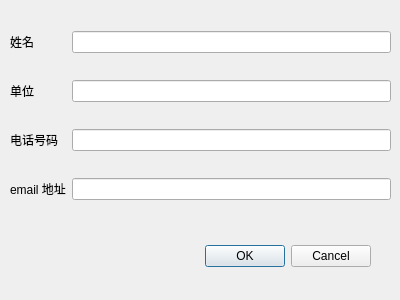
Qt form contactdialog.ui (suxil/qt-contact-sys) before a commit.
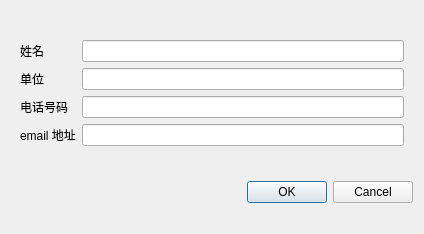
The same form after that commit.

```diff
--- a/contactdialog.ui
+++ b/contactdialog.ui
@@ -6,37 +6,21 @@
    <rect>
     <x>0</x>
     <y>0</y>
-    <width>400</width>
-    <height>300</height>
+    <width>424</width>
+    <height>234</height>
    </rect>
   </property>
   <property name="windowTitle">
    <string>Dialog</string>
   </property>
-  <widget class="QDialogButtonBox" name="buttonBox">
-   <property name="geometry">
-    <rect>
-     <x>30</x>
-     <y>240</y>
-     <width>341</width>
-     <height>32</height>
-    </rect>
-   </property>
-   <property name="orientation">
-    <enum>Qt::Horizontal</enum>
-   </property>
-   <property name="standardButtons">
-    <set>QDialogButtonBox::Cancel|QDialogButtonBox::Ok</set>
-   </property>
-  </widget>
+  <layout class="QVBoxLayout" name="verticalLayout">
+   <item>
   <widget class="QWidget" name="widget" native="true">
-   <property name="geometry">
-    <rect>
-     <x>10</x>
-     <y>10</y>
-     <width>381</width>
-     <height>211</height>
-    </rect>
+     <property name="sizePolicy">
+      <sizepolicy hsizetype="Preferred" vsizetype="Fixed">
+       <horstretch>0</horstretch>
+       <verstretch>0</verstretch>
+      </sizepolicy>
    </property>
    <layout class="QGridLayout" name="gridLayout">
     <item row="0" column="0">
@@ -81,6 +65,24 @@
     </item>
    </layout>
   </widget>
+   </item>
+   <item>
+    <widget class="QDialogButtonBox" name="buttonBox">
+     <property name="sizePolicy">
+      <sizepolicy hsizetype="Preferred" vsizetype="Fixed">
+       <horstretch>0</horstretch>
+       <verstretch>0</verstretch>
+      </sizepolicy>
+     </property>
+     <property name="orientation">
+      <enum>Qt::Horizontal</enum>
+     </property>
+     <property name="standardButtons">
+      <set>QDialogButtonBox::Cancel|QDialogButtonBox::Ok</set>
+     </property>
+    </widget>
+   </item>
+  </layout>
  </widget>
  <resources/>
  <connections>
```
Lines whose indentation alone changed are shown as unchanged.
